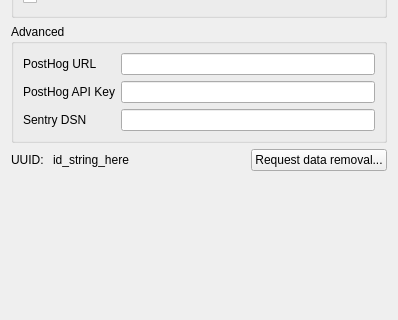
The window that Resources/panels/preferences.ui (FreeCAD/FreeCAD-Telemetry) describes before a commit, drawn with Qt 5; both pictures show x 0 to 398 and y 132 to 452 of the 398 by 601 pixel window.
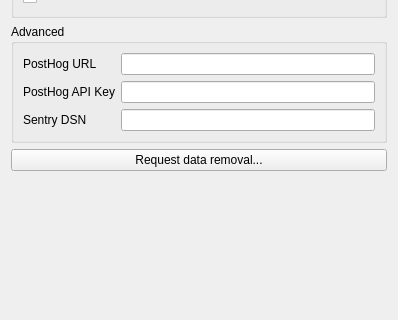
The same window after the commit. Custom widgets are drawn as their Qt base class.

Commit message: Implement automatic data removal

Diff of the .ui file:
```diff
--- a/Resources/panels/preferences.ui
+++ b/Resources/panels/preferences.ui
@@ -142,41 +142,6 @@
    </item>
    <item>
     <layout class="QHBoxLayout" name="horizontalLayout">
-     <item>
-      <widget class="QLabel" name="uuid_field_label">
-       <property name="sizePolicy">
-        <sizepolicy hsizetype="Minimum" vsizetype="Preferred">
-         <horstretch>0</horstretch>
-         <verstretch>0</verstretch>
-        </sizepolicy>
-       </property>
-       <property name="toolTip">
-        <string notr="true"/>
-       </property>
-       <property name="text">
-        <string notr="true">UUID: </string>
-       </property>
-      </widget>
-     </item>
-     <item>
-      <widget class="QLabel" name="uuid_label">
-       <property name="sizePolicy">
-        <sizepolicy hsizetype="MinimumExpanding" vsizetype="Preferred">
-         <horstretch>0</horstretch>
-         <verstretch>0</verstretch>
-        </sizepolicy>
-       </property>
-       <property name="toolTip">
-        <string>This is your unique identifier. You will need it to request that your data be removed from our database.</string>
-       </property>
-       <property name="text">
-        <string>id_string_here</string>
-       </property>
-       <property name="textInteractionFlags">
-        <set>Qt::TextInteractionFlag::LinksAccessibleByMouse|Qt::TextInteractionFlag::TextSelectableByMouse</set>
-       </property>
-      </widget>
-     </item>
      <item>
       <widget class="QPushButton" name="request_data_removal_pushbutton">
        <property name="text">
```
The commit also changes 1 other file.
